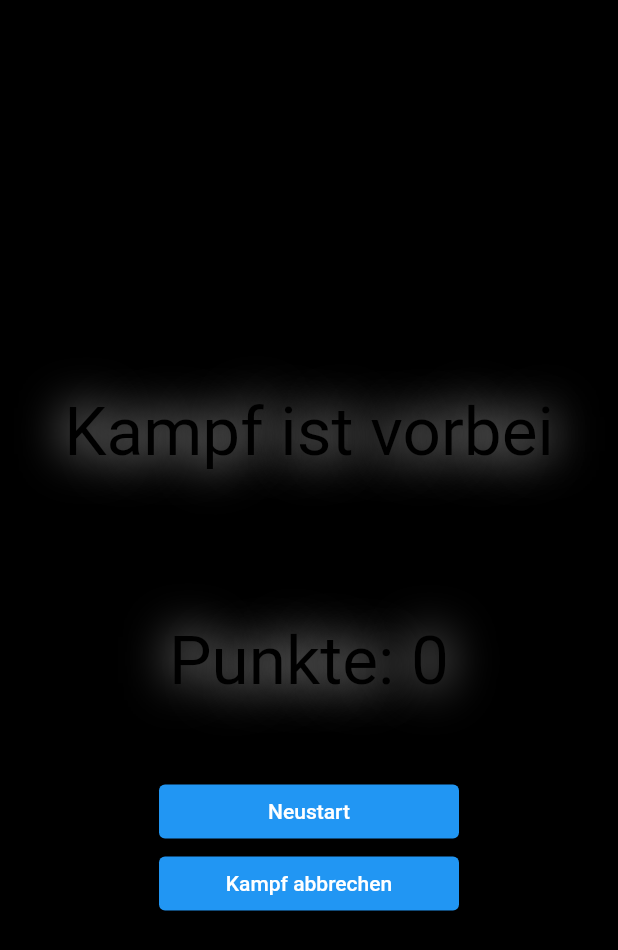
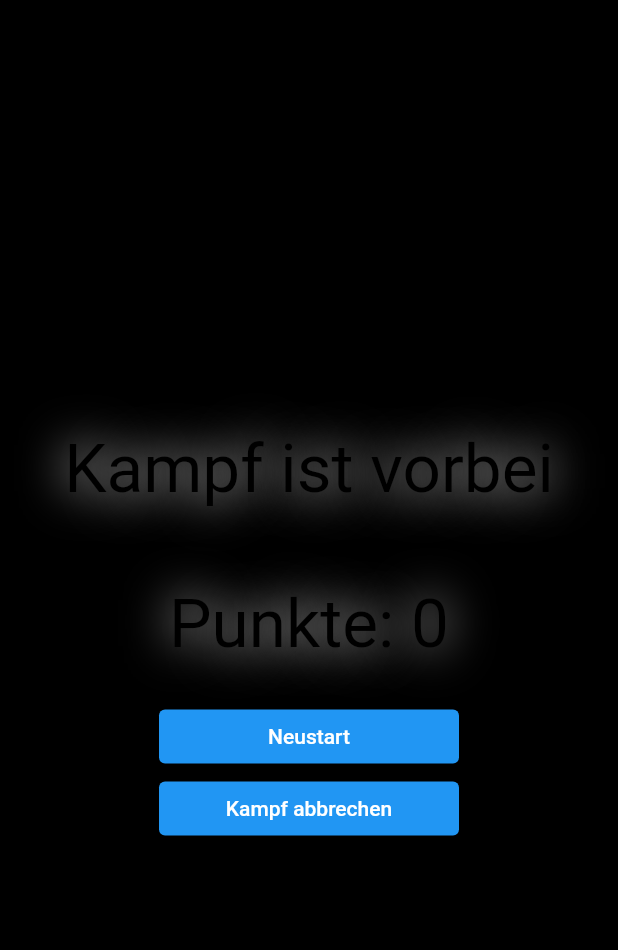
Before and after one commit to rengert/solar-striker-2, a Flutter app: the DeadMenu widget shown alone on an empty page, opened directly with empty values, on a phone screen of 412 x 824 dp. Shown: the top 950 px of the screen. Run offline on Flutter 3.47's test engine with Material 2 defaults, Android fonts, the phone set to English and light mode, and no system bars; our stand-ins replace audioplayers, hive; missing offline and left inert: flame, flame_audio; accounts and stored records are empty; Roboto replaces fonts that are missing (BungeeInline).

Commit message:
feat: the padding for the menu

```diff
--- a/lib/overlays/dead_menu.dart
+++ b/lib/overlays/dead_menu.dart
@@ -18,7 +18,7 @@ class DeadMenu extends StatelessWidget {
         children: [
           // Pause menu title.
           const Padding(
-            padding: EdgeInsets.symmetric(vertical: 50.0),
+            padding: EdgeInsets.symmetric(vertical: 25.0),
             child: Text(
               'Kampf ist vorbei',
               style: TextStyle(
@@ -35,7 +35,7 @@ class DeadMenu extends StatelessWidget {
             ),
           ),
           Padding(
-            padding: const EdgeInsets.symmetric(vertical: 50.0),
+            padding: const EdgeInsets.symmetric(vertical: 25.0),
             child: Text(
               'Punkte: '   + gameRef.playerScore.toStringAsFixed(0),
               style: const TextStyle(
```
